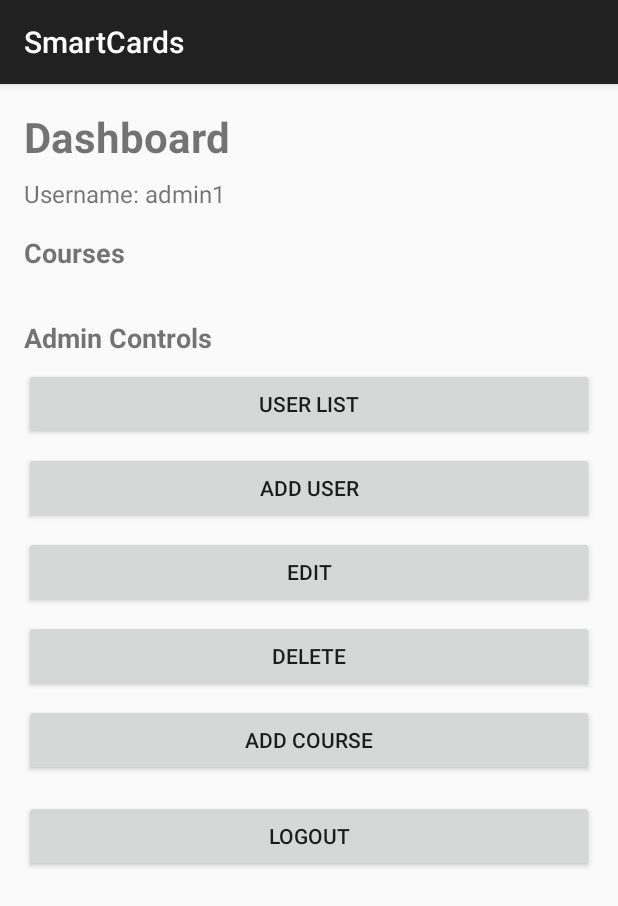
After one commit to zhan6256/SmartCards, an Android app: the DashboardActivity screen opened directly, with no data from a screen before it, on a phone screen of 412 x 824 dp. The commit adds this screen. Shown: the top 906 px of the screen. Run offline under Robolectric (Android 15) with nearby library versions, the phone set to English and light mode, and no system bars; 1 statement that could not run was skipped.

Commit message:
Fix dashboard layout XML; app runs without crash

```diff
--- a/app/src/main/AndroidManifest.xml
+++ b/app/src/main/AndroidManifest.xml
@@ -11,6 +11,9 @@
         android:roundIcon="@mipmap/ic_launcher_round"
         android:supportsRtl="true"
         android:theme="@style/Theme.AppCompat.DayNight.DarkActionBar">
+        <activity
+            android:name=".DashboardActivity"
+            android:exported="false" />
         <activity
             android:name=".LoginActivity"
             android:exported="false" />
--- a/app/src/main/java/com/daclink/mydemoapplication/Database/CourseDAO.java
+++ b/app/src/main/java/com/daclink/mydemoapplication/Database/CourseDAO.java
@@ -1,8 +1,10 @@
 package com.daclink.mydemoapplication.Database;
 
 import androidx.room.Dao;
+import androidx.room.Delete;
 import androidx.room.Insert;
 import androidx.room.Query;
+import androidx.room.Update;
 
 import com.daclink.mydemoapplication.Database.entities.Course;
 
@@ -20,6 +22,18 @@ public interface CourseDAO {
     @Query("SELECT * FROM course WHERE createdByUserId = :userId")
     List<Course> getCoursesForUser(int userId);
 
+    // ✅ NEW: update a course (for Edit)
+    @Update
+    void update(Course course);
+
+    // ✅ NEW: delete a single course (for Delete)
+    @Delete
+    void delete(Course course);
+
+    // (Optional alternative if you prefer query instead of @Delete)
+    // @Query("DELETE FROM course WHERE courseId = :courseId")
+    // void deleteCourseById(int courseId);
+
     @Query("DELETE FROM course")
     void deleteAll();
 }
--- /dev/null
+++ b/app/src/main/res/layout/activity_dashboard.xml
@@ -0,0 +1,122 @@
+<?xml version="1.0" encoding="utf-8"?>
+<androidx.constraintlayout.widget.ConstraintLayout
+    xmlns:android="http://schemas.android.com/apk/res/android"
+    xmlns:app="http://schemas.android.com/apk/res-auto"
+    xmlns:tools="http://schemas.android.com/tools"
+    android:id="@+id/dashboardRoot"
+    android:layout_width="match_parent"
+    android:layout_height="match_parent"
+    android:padding="16dp"
+    tools:context=".DashboardActivity">
+
+    <TextView
+        android:id="@+id/dashboardTitleTextView"
+        android:layout_width="0dp"
+        android:layout_height="wrap_content"
+        android:text="Dashboard"
+        android:textSize="28sp"
+        android:textStyle="bold"
+        app:layout_constraintTop_toTopOf="parent"
+        app:layout_constraintStart_toStartOf="parent"
+        app:layout_constraintEnd_toEndOf="parent" />
+
+    <TextView
+        android:id="@+id/usernameTextView"
+        android:layout_width="0dp"
+        android:layout_height="wrap_content"
+        android:text="Username: admin1"
+        android:textSize="16sp"
+        android:layout_marginTop="8dp"
+        app:layout_constraintTop_toBottomOf="@id/dashboardTitleTextView"
+        app:layout_constraintStart_toStartOf="parent"
+        app:layout_constraintEnd_toEndOf="parent" />
+
+    <TextView
+        android:id="@+id/coursesLabelTextView"
+        android:layout_width="0dp"
+        android:layout_height="wrap_content"
+        android:text="Courses"
+        android:textSize="18sp"
+        android:textStyle="bold"
+        android:layout_marginTop="16dp"
+        app:layout_constraintTop_toBottomOf="@id/usernameTextView"
+        app:layout_constraintStart_toStartOf="parent"
+        app:layout_constraintEnd_toEndOf="parent" />
+
+    <!-- Courses container (DashboardActivity will fill this with buttons) -->
+    <LinearLayout
+        android:id="@+id/courseContainer"
+        android:layout_width="0dp"
+        android:layout_height="wrap_content"
+        android:orientation="vertical"
+        android:layout_marginTop="8dp"
+        app:layout_constraintTop_toBottomOf="@id/coursesLabelTextView"
+        app:layout_constraintStart_toStartOf="parent"
+        app:layout_constraintEnd_toEndOf="parent" />
+
+    <TextView
+        android:id="@+id/adminControlsLabelTextView"
+        android:layout_width="0dp"
+        android:layout_height="wrap_content"
+        android:text="Admin Controls"
+        android:textSize="18sp"
+        android:textStyle="bold"
+        android:layout_marginTop="24dp"
+        app:layout_constraintTop_toBottomOf="@id/courseContainer"
+        app:layout_constraintStart_toStartOf="parent"
+        app:layout_constraintEnd_toEndOf="parent" />
+
+    <!-- ADMIN CONTROLS (Admin only) -->
+    <LinearLayout
+        android:id="@+id/adminControlsGroup"
+        android:layout_width="0dp"
+        android:layout_height="wrap_content"
+        android:orientation="vertical"
+        android:layout_marginTop="8dp"
+        app:layout_constraintTop_toBottomOf="@id/adminControlsLabelTextView"
+        app:layout_constraintStart_toStartOf="parent"
+        app:layout_constraintEnd_toEndOf="parent">
+
+        <Button
+            android:id="@+id/userListButton"
+            android:layout_width="match_parent"
+            android:layout_height="wrap_content"
+            android:text="User List" />
+
+        <Button
+            android:id="@+id/addUserButton"
+            android:layout_width="match_parent"
+            android:layout_height="wrap_content"
+            android:text="Add User"
+            android:layout_marginTop="8dp" />
+
+        <Button
+            android:id="@+id/editCourseButton"
+            android:layout_width="match_parent"
+            android:layout_height="wrap_content"
+            android:text="Edit"
+            android:layout_marginTop="8dp" />
+
+        <Button
+            android:id="@+id/deleteCourseButton"
+            android:layout_width="match_parent"
+            android:layout_height="wrap_content"
+            android:text="Delete"
+            android:layout_marginTop="8dp" />
+
+        <Button
+            android:id="@+id/addCourseButton"
+            android:layout_width="match_parent"
+            android:layout_height="wrap_content"
+            android:text="Add Course"
+            android:layout_marginTop="8dp" />
+
+        <Button
+            android:id="@+id/logoutButton"
+            android:layout_width="match_parent"
+            android:layout_height="wrap_content"
+            android:text="Logout"
+            android:layout_marginTop="16dp" />
+    </LinearLayout>
+
+</androidx.constraintlayout.widget.ConstraintLayout>
```
Also changed, not shown: app/src/main/java/com/daclink/mydemoapplication/DashboardActivity.java (added, +221 -0 lines), app/src/main/java/com/daclink/mydemoapplication/LoginActivity.java (+8 -2 lines), app/src/main/res/layout/dialog_edit_course.xml (added, +20 -0 lines), app/src/main/res/menu/dashboard_menu.xml (added, +17 -0 lines).
